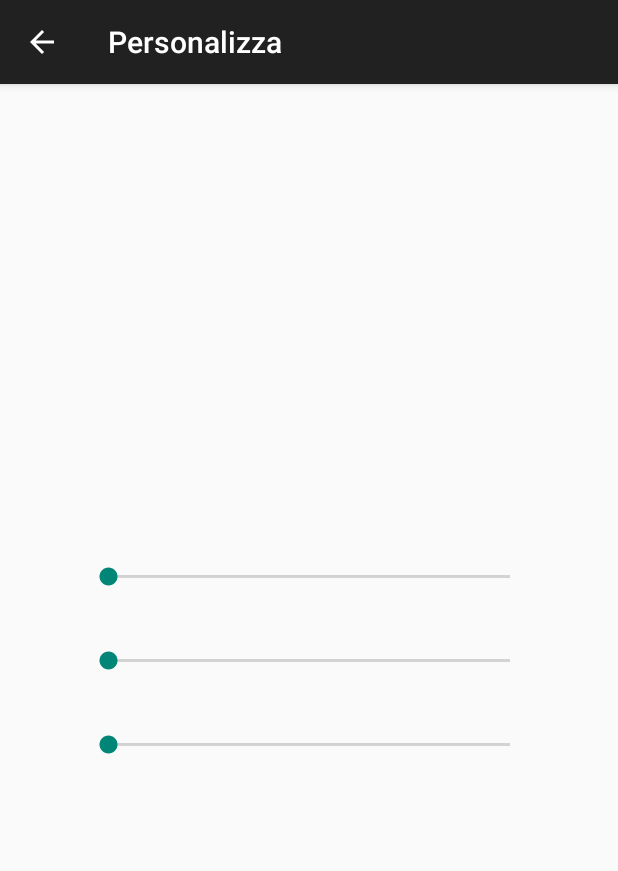
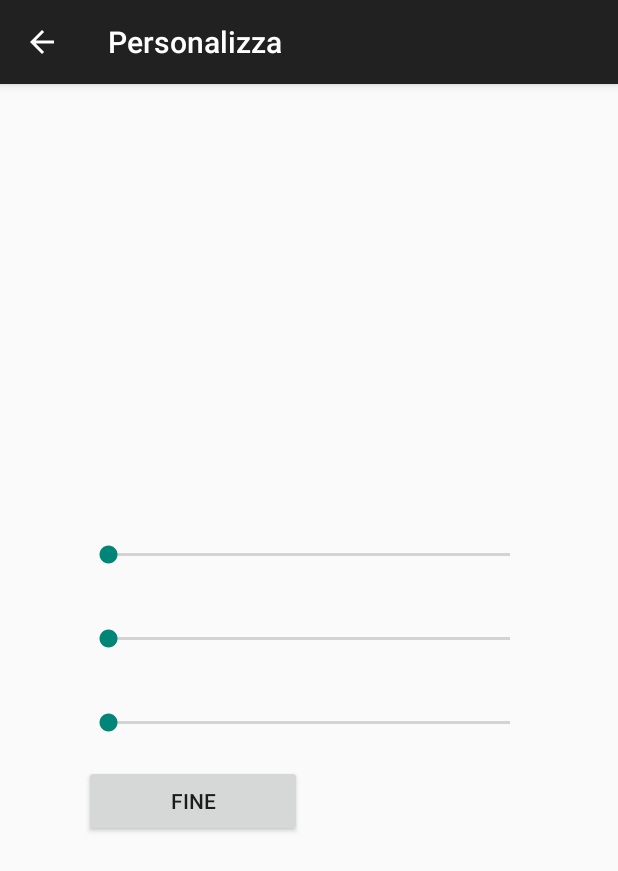
Before and after one commit to fgrillo21/OSP_BusStop_MIT, an Android app: the SeekBarActivity screen opened directly, with no data from a screen before it, on a phone screen of 412 x 824 dp. Shown: the top 871 px of the screen. Run offline under Robolectric (Android 15) with nearby library versions, the phone set to English and light mode, and no system bars; 7 statements that could not run were skipped.

Commit message:
Aggiunto il pulsante di fine e ricollegata la pagina degli slider alla mappa

```diff
--- a/opentripplanner-android/src/main/res/layout/seek_bar.xml
+++ b/opentripplanner-android/src/main/res/layout/seek_bar.xml
@@ -68,13 +68,16 @@
         android:layout_marginTop="19dp"
         android:text=""  />
 
-    <TextView
-        android:id="@+id/remaning"
-        android:layout_width="wrap_content"
+    <Button
+        android:id="@+id/end_button"
+        style="?android:attr/buttonStyleSmall"
+        android:layout_width="145dp"
         android:layout_height="wrap_content"
         android:layout_alignParentStart="true"
         android:layout_below="@+id/seekBar2"
         android:layout_marginTop="19dp"
-        android:text=""  />
+        android:onClick="end_button"
+        android:text="@string/end" />
+
 
 </RelativeLayout>
--- a/opentripplanner-android/src/main/res/values/strings.xml
+++ b/opentripplanner-android/src/main/res/values/strings.xml
@@ -580,6 +580,7 @@ WITHOUT WARRANTIES OR CONDITIONS OF ANY KIND, either express or implied."</strin
 
     <!-- BusStop new labels -->
     <string name="choose">Scegli</string>
+    <string name="end">Fine</string>
     <string name="map">Mappa</string>
     <string name="personalizza">Personalizza</string>
     <string name="description_monuments">Un percorso che comprende la vista di tutti i monumenti più famosi di Bologna.</string>
```
Also changed, not shown: opentripplanner-android/src/main/java/busstop/customtrip/ui/SeekBarActivity.java (+13 -0 lines).
